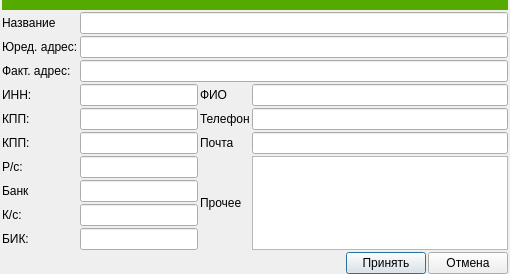
Before: the Qt Designer form ui/client.ui in Meller008/CRM-Avi, drawn with Qt 5.
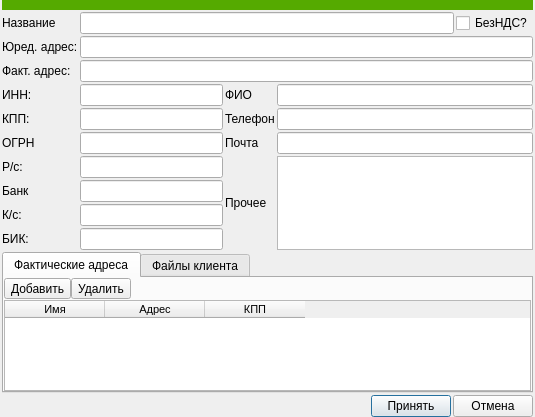
After: the same form once the commit is applied.

Patch:
```diff
--- a/ui/client.ui
+++ b/ui/client.ui
@@ -6,8 +6,8 @@
    <rect>
     <x>0</x>
     <y>0</y>
-    <width>510</width>
-    <height>265</height>
+    <width>535</width>
+    <height>417</height>
    </rect>
   </property>
   <property name="windowTitle">
@@ -29,7 +29,7 @@
    <property name="spacing">
     <number>2</number>
    </property>
-   <item row="14" column="0" colspan="4">
+   <item row="16" column="0" colspan="4">
     <layout class="QHBoxLayout" name="horizontalLayout_2">
      <item>
       <spacer name="horizontalSpacer">
@@ -60,6 +60,20 @@
      </item>
     </layout>
    </item>
+   <item row="1" column="1" colspan="3">
+    <layout class="QHBoxLayout" name="horizontalLayout_3">
+     <item>
+      <widget class="QLineEdit" name="le_name"/>
+     </item>
+     <item>
+      <widget class="QCheckBox" name="cb_nds">
+       <property name="text">
+        <string>БезНДС?</string>
+       </property>
+      </widget>
+     </item>
+    </layout>
+   </item>
    <item row="9" column="3" rowspan="4">
     <layout class="QHBoxLayout" name="horizontalLayout">
      <item>
@@ -74,9 +88,6 @@
      </property>
     </widget>
    </item>
-   <item row="1" column="1" colspan="3">
-    <widget class="QLineEdit" name="lineEdit_13"/>
-   </item>
    <item row="1" column="0">
     <widget class="QLabel" name="label_14">
      <property name="text">
@@ -117,7 +128,7 @@
    <item row="8" column="0">
     <widget class="QLabel" name="label_7">
      <property name="text">
-      <string>КПП:</string>
+      <string>ОГРН</string>
      </property>
     </widget>
    </item>
@@ -217,18 +228,184 @@
      </property>
     </widget>
    </item>
-   <item row="13" column="1">
-    <spacer name="verticalSpacer">
-     <property name="orientation">
-      <enum>Qt::Vertical</enum>
+   <item row="13" column="0" colspan="4">
+    <widget class="QTabWidget" name="tabWidget">
+     <property name="enabled">
+      <bool>true</bool>
      </property>
-     <property name="sizeHint" stdset="0">
-      <size>
-       <width>20</width>
-       <height>40</height>
-      </size>
+     <property name="currentIndex">
+      <number>0</number>
      </property>
-    </spacer>
+     <widget class="QWidget" name="tab">
+      <attribute name="title">
+       <string>Фактические адреса</string>
+      </attribute>
+      <layout class="QGridLayout" name="gridLayout_3">
+       <property name="leftMargin">
+        <number>0</number>
+       </property>
+       <property name="topMargin">
+        <number>0</number>
+       </property>
+       <property name="rightMargin">
+        <number>0</number>
+       </property>
+       <property name="bottomMargin">
+        <number>0</number>
+       </property>
+       <property name="spacing">
+        <number>1</number>
+       </property>
+       <item row="0" column="0">
+        <layout class="QHBoxLayout" name="horizontalLayout_4">
+         <property name="spacing">
+          <number>0</number>
+         </property>
+         <item>
+          <widget class="QToolButton" name="toolButton">
+           <property name="text">
+            <string>Добавить</string>
+           </property>
+          </widget>
+         </item>
+         <item>
+          <widget class="QToolButton" name="toolButton_2">
+           <property name="text">
+            <string>Удалить</string>
+           </property>
+          </widget>
+         </item>
+         <item>
+          <spacer name="horizontalSpacer_2">
+           <property name="orientation">
+            <enum>Qt::Horizontal</enum>
+           </property>
+           <property name="sizeHint" stdset="0">
+            <size>
+             <width>40</width>
+             <height>20</height>
+            </size>
+           </property>
+          </spacer>
+         </item>
+        </layout>
+       </item>
+       <item row="1" column="0">
+        <widget class="QTableWidget" name="tw_adres">
+         <property name="font">
+          <font>
+           <family>Tahoma</family>
+           <pointsize>8</pointsize>
+          </font>
+         </property>
+         <property name="editTriggers">
+          <set>QAbstractItemView::NoEditTriggers</set>
+         </property>
+         <property name="selectionBehavior">
+          <enum>QAbstractItemView::SelectRows</enum>
+         </property>
+         <attribute name="verticalHeaderDefaultSectionSize">
+          <number>20</number>
+         </attribute>
+         <attribute name="verticalHeaderMinimumSectionSize">
+          <number>18</number>
+         </attribute>
+         <column>
+          <property name="text">
+           <string>Имя</string>
+          </property>
+         </column>
+         <column>
+          <property name="text">
+           <string>Адрес</string>
+          </property>
+         </column>
+         <column>
+          <property name="text">
+           <string>КПП</string>
+          </property>
+         </column>
+        </widget>
+       </item>
+      </layout>
+     </widget>
+     <widget class="QWidget" name="tab_2">
+      <attribute name="title">
+       <string>Файлы клиента</string>
+      </attribute>
+      <layout class="QGridLayout" name="gridLayout_2" rowstretch="0,1,1,1,1">
+       <property name="leftMargin">
+        <number>0</number>
+       </property>
+       <property name="topMargin">
+        <number>0</number>
+       </property>
+       <property name="rightMargin">
+        <number>0</number>
+       </property>
+       <property name="bottomMargin">
+        <number>0</number>
+       </property>
+       <property name="spacing">
+        <number>2</number>
+       </property>
+       <item row="1" column="0" rowspan="4">
+        <widget class="QListWidget" name="lw_file">
+         <property name="font">
+          <font>
+           <family>Tahoma</family>
+           <pointsize>8</pointsize>
+          </font>
+         </property>
+        </widget>
+       </item>
+       <item row="1" column="1" rowspan="4">
+        <layout class="QVBoxLayout" name="verticalLayout">
+         <property name="spacing">
+          <number>4</number>
+         </property>
+         <item>
+          <widget class="QPushButton" name="pb_add_file">
+           <property name="enabled">
+            <bool>true</bool>
+           </property>
+           <property name="text">
+            <string>Добавить фаил</string>
+           </property>
+          </widget>
+         </item>
+         <item>
+          <widget class="QPushButton" name="pb_open_file">
+           <property name="text">
+            <string>Открыть папку</string>
+           </property>
+          </widget>
+         </item>
+         <item>
+          <spacer name="verticalSpacer">
+           <property name="orientation">
+            <enum>Qt::Vertical</enum>
+           </property>
+           <property name="sizeHint" stdset="0">
+            <size>
+             <width>20</width>
+             <height>40</height>
+            </size>
+           </property>
+          </spacer>
+         </item>
+        </layout>
+       </item>
+       <item row="0" column="0" colspan="2">
+        <widget class="QLabel" name="label_15">
+         <property name="text">
+          <string>&lt;html&gt;&lt;head/&gt;&lt;body&gt;&lt;p align=&quot;center&quot;&gt;Файлы клиента&lt;/p&gt;&lt;/body&gt;&lt;/html&gt;</string>
+         </property>
+        </widget>
+       </item>
+      </layout>
+     </widget>
+    </widget>
    </item>
   </layout>
  </widget>
```
Left out of the diff: 150 changed lines with no effect on the pictures.
